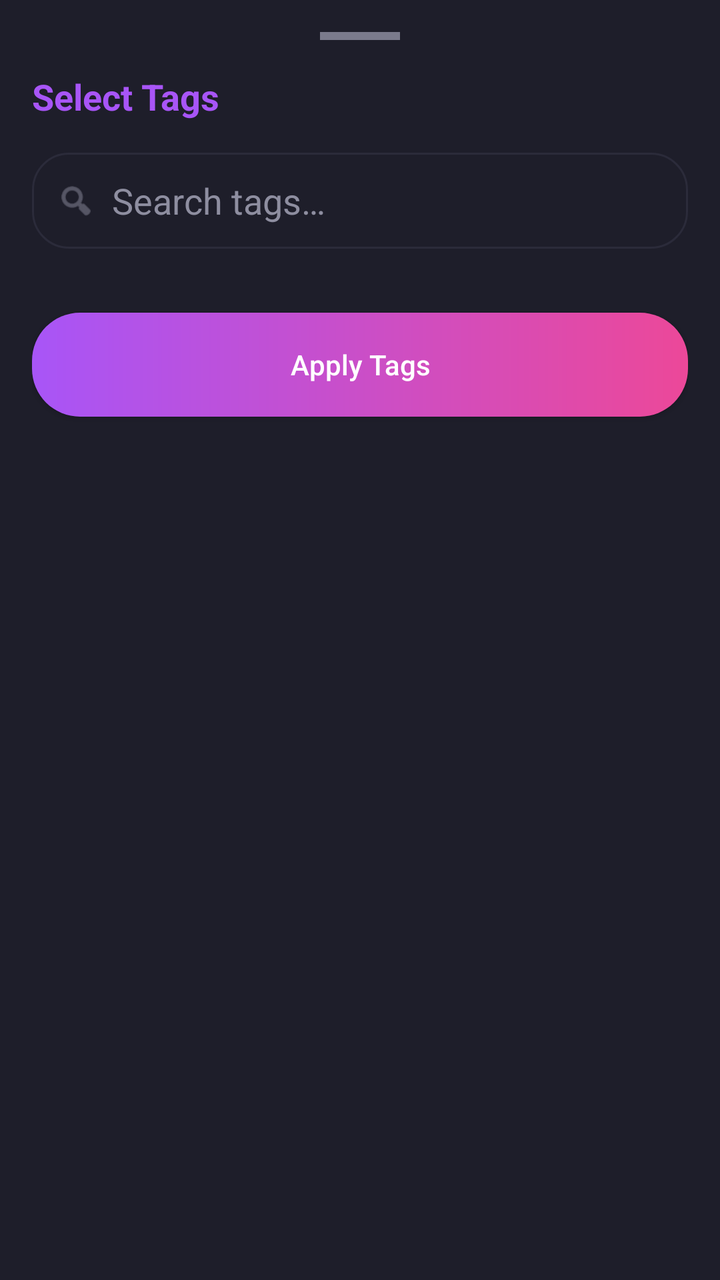
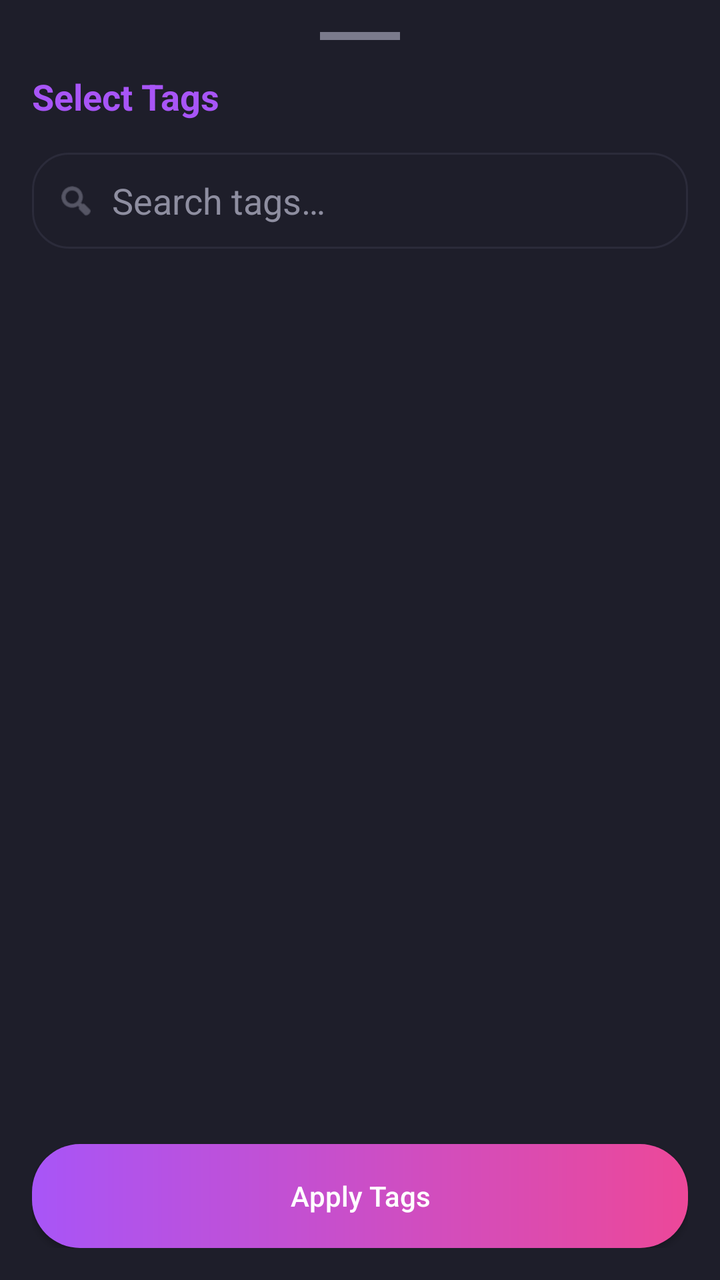

Two renders of the same Android screen: before a commit and after it. Below are the layout's source before the change and the commit's diff.
<!-- AndroidManifest.xml: application theme Theme.PP -->
<!-- res/layout/bottom_sheet_tag_selector.xml -->
<?xml version="1.0" encoding="utf-8"?>
<LinearLayout xmlns:android="http://schemas.android.com/apk/res/android"
    xmlns:app="http://schemas.android.com/apk/res-auto"
    android:layout_width="match_parent"
    android:layout_height="wrap_content"
    android:background="@color/elevated_surface"
    android:orientation="vertical"
    android:padding="16dp">

    <View
        android:layout_width="40dp"
        android:layout_height="4dp"
        android:layout_gravity="center_horizontal"
        android:layout_marginBottom="16dp"
        android:background="@color/text_muted" />

    <TextView
        android:layout_width="wrap_content"
        android:layout_height="wrap_content"
        android:layout_marginBottom="16dp"
        android:text="@string/select_tags"
        android:textColor="@color/accent_purple"
        android:textSize="18sp"
        android:textStyle="bold" />

    <LinearLayout
        android:layout_width="match_parent"
        android:layout_height="48dp"
        android:layout_marginBottom="16dp"
        android:background="@drawable/bg_input_field"
        android:gravity="center_vertical"
        android:orientation="horizontal"
        android:paddingHorizontal="12dp">

        <ImageView
            android:layout_width="20dp"
            android:layout_height="20dp"
            android:contentDescription="@null"
            android:src="@android:drawable/ic_menu_search"
            app:tint="@color/text_muted" />

        <EditText
            android:id="@+id/etSearchTag"
            android:layout_width="0dp"
            android:layout_height="wrap_content"
            android:layout_marginStart="8dp"
            android:layout_weight="1"
            android:background="@android:color/transparent"
            android:hint="@string/search_tags"
            android:importantForAutofill="no"
            android:inputType="text"
            android:textColor="@color/text_primary"
            android:textColorHint="@color/text_hint" />
    </LinearLayout>

    <androidx.recyclerview.widget.RecyclerView
        android:id="@+id/rvTags"
        android:layout_width="match_parent"
        android:layout_height="wrap_content"
        android:layout_marginBottom="16dp" />

    <androidx.appcompat.widget.AppCompatButton
        android:id="@+id/btnApplyTags"
        android:layout_width="match_parent"
        android:layout_height="52dp"
        android:background="@drawable/bg_button_gradient"
        android:text="@string/apply_tags"
        android:textAllCaps="false"
        android:textColor="@color/white" />
</LinearLayout>
<!-- resources referenced by this layout -->
<resources>
  <color name="accent_purple">#A855F7</color>
  <color name="elevated_surface">#1E1E2A</color>
  <color name="text_hint">#8E8EA0</color>
  <color name="text_muted">#7B7B8C</color>
  <color name="text_primary">#FFFFFF</color>
  <color name="white">#FFFFFFFF</color>
  <!-- drawable bg_button_gradient (drawable) -->
  <?xml version="1.0" encoding="utf-8"?>
  <shape xmlns:android="http://schemas.android.com/apk/res/android"
      android:shape="rectangle">
      <gradient
          android:angle="0"
          android:endColor="@color/accent_pink"
          android:startColor="@color/accent_purple"
          android:type="linear" />
      <corners android:radius="24dp" />
  </shape>
  <!-- drawable bg_input_field (drawable) -->
  <?xml version="1.0" encoding="utf-8"?>
  <selector xmlns:android="http://schemas.android.com/apk/res/android">
      <item android:state_focused="true">
          <shape android:shape="rectangle">
              <solid android:color="@color/elevated_surface" />
              <stroke
                  android:width="1dp"
                  android:color="@color/accent_purple" />
              <corners android:radius="18dp" />
              <padding android:bottom="12dp" android:left="12dp" android:right="12dp" android:top="12dp" />
          </shape>
      </item>
      <item>
          <shape android:shape="rectangle">
              <solid android:color="@color/elevated_surface" />
              <stroke
                  android:width="1dp"
                  android:color="@color/border_color" />
              <corners android:radius="18dp" />
              <padding android:bottom="12dp" android:left="12dp" android:right="12dp" android:top="12dp" />
          </shape>
      </item>
  </selector>
  <string name="apply_tags">Apply Tags</string>
  <string name="search_tags">Search tags…</string>
  <string name="select_tags">Select Tags</string>
  <style name="Theme.PP" parent="Theme.MaterialComponents.DayNight.NoActionBar">
          
          <item name="colorPrimary">@color/accent_purple</item>
          <item name="colorPrimaryVariant">@color/selected_date_bg</item>
          <item name="colorOnPrimary">@color/white</item>
          
          <item name="colorSecondary">@color/accent_pink</item>
          <item name="colorSecondaryVariant">@color/accent_pink</item>
          <item name="colorOnSecondary">@color/black</item>
          
          <item name="android:statusBarColor">@color/background</item>
          
      </style>
  <color name="accent_pink">#EC4899</color>
  <color name="border_color">#2B2B3A</color>
  <color name="selected_date_bg">#9333EA</color>
  <color name="black">#FF000000</color>
  <color name="background">#0D0D12</color>
</resources>

<!-- the commit's change to res/layout/bottom_sheet_tag_selector.xml (unified diff, before → after) -->
@@ -56,7 +56,8 @@
     <androidx.recyclerview.widget.RecyclerView
         android:id="@+id/rvTags"
         android:layout_width="match_parent"
-        android:layout_height="wrap_content"
+        android:layout_height="0dp"
+        android:layout_weight="1"
         android:layout_marginBottom="16dp" />
 
     <androidx.appcompat.widget.AppCompatButton
